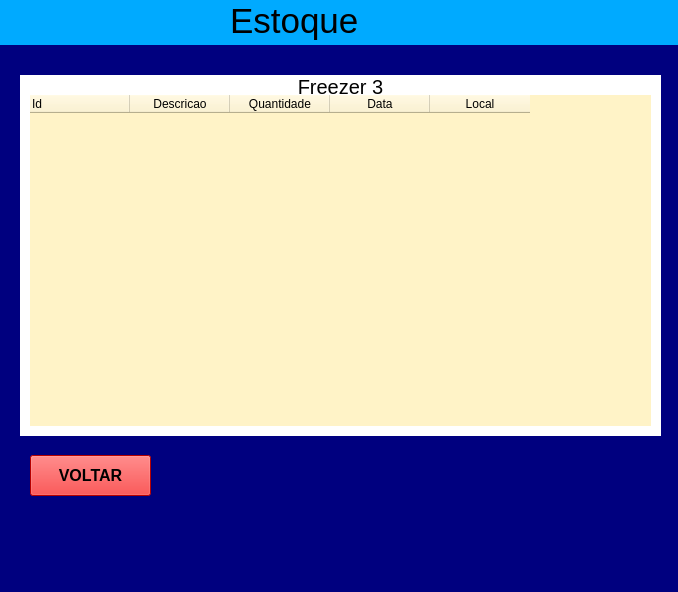
Above: freezer_3.ui from samuelgarca/controleestoquepyqt5 before the change. Below: the same form after it.
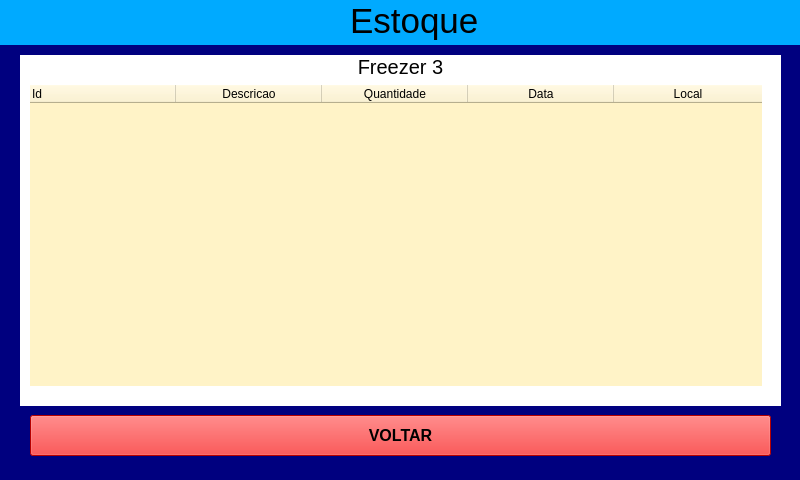
That is the form after the change.

```diff
--- a/freezer_3.ui
+++ b/freezer_3.ui
@@ -6,8 +6,8 @@
    <rect>
     <x>0</x>
     <y>0</y>
-    <width>678</width>
-    <height>592</height>
+    <width>800</width>
+    <height>480</height>
    </rect>
   </property>
   <property name="windowTitle">
@@ -61,7 +61,7 @@
       <widget class="QLabel" name="label">
        <property name="geometry">
         <rect>
-         <x>230</x>
+         <x>350</x>
          <y>0</y>
          <width>361</width>
          <height>41</height>
@@ -105,8 +105,8 @@
        <property name="geometry">
         <rect>
          <x>30</x>
-         <y>410</y>
-         <width>121</width>
+         <y>370</y>
+         <width>741</width>
          <height>41</height>
         </rect>
        </property>
@@ -128,9 +128,9 @@
        <property name="geometry">
         <rect>
          <x>20</x>
-         <y>30</y>
-         <width>641</width>
-         <height>361</height>
+         <y>10</y>
+         <width>761</width>
+         <height>351</height>
         </rect>
        </property>
        <property name="font">
@@ -178,14 +178,16 @@
        <property name="geometry">
         <rect>
          <x>30</x>
-         <y>50</y>
-         <width>621</width>
-         <height>331</height>
+         <y>40</y>
+         <width>732</width>
+         <height>301</height>
         </rect>
        </property>
        <property name="font">
         <font>
-         <pointsize>10</pointsize>
+         <pointsize>13</pointsize>
+         <weight>75</weight>
+         <bold>true</bold>
         </font>
        </property>
        <property name="styleSheet">
@@ -209,11 +211,14 @@
        <property name="columnCount">
         <number>5</number>
        </property>
+       <attribute name="horizontalHeaderVisible">
+        <bool>true</bool>
+       </attribute>
        <attribute name="horizontalHeaderCascadingSectionResizes">
         <bool>true</bool>
        </attribute>
        <attribute name="horizontalHeaderDefaultSectionSize">
-        <number>100</number>
+        <number>146</number>
        </attribute>
        <attribute name="horizontalHeaderHighlightSections">
         <bool>true</bool>
@@ -222,10 +227,10 @@
         <number>40</number>
        </attribute>
        <attribute name="horizontalHeaderShowSortIndicator" stdset="0">
-        <bool>false</bool>
+        <bool>true</bool>
        </attribute>
        <attribute name="horizontalHeaderStretchLastSection">
-        <bool>false</bool>
+        <bool>true</bool>
        </attribute>
        <attribute name="verticalHeaderDefaultSectionSize">
         <number>30</number>
```
Left out of the diff: 2 changed lines with no effect on the pictures.
